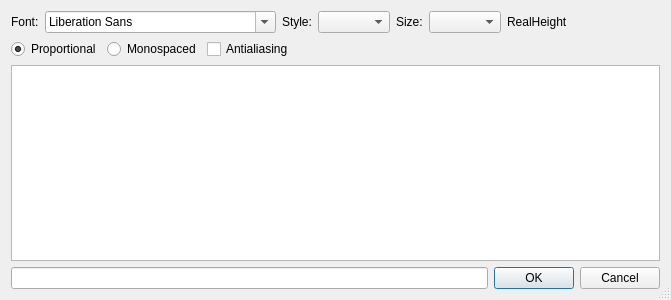
Qt form controls/dialogfontselect.ui (riuson/lcd-image-converter) before a commit.
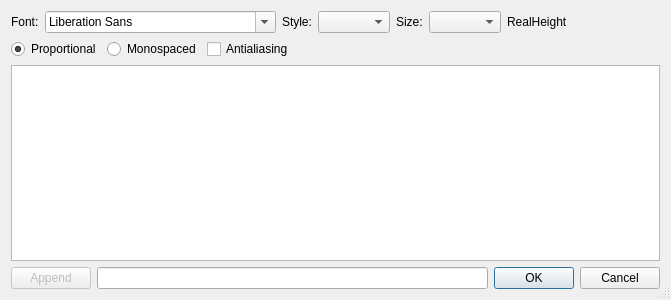
The same form after that commit.

Commit message: Implementes multi-characters adding

Patch:
```diff
--- a/controls/dialogfontselect.ui
+++ b/controls/dialogfontselect.ui
@@ -117,6 +117,16 @@
    </item>
    <item>
     <layout class="QHBoxLayout" name="horizontalLayout_2">
+     <item>
+      <widget class="QPushButton" name="pushButtonAppend">
+       <property name="enabled">
+        <bool>false</bool>
+       </property>
+       <property name="text">
+        <string>Append</string>
+       </property>
+      </widget>
+     </item>
      <item>
       <widget class="QLineEdit" name="lineEdit"/>
      </item>
```
The commit also changes 2 other files.
